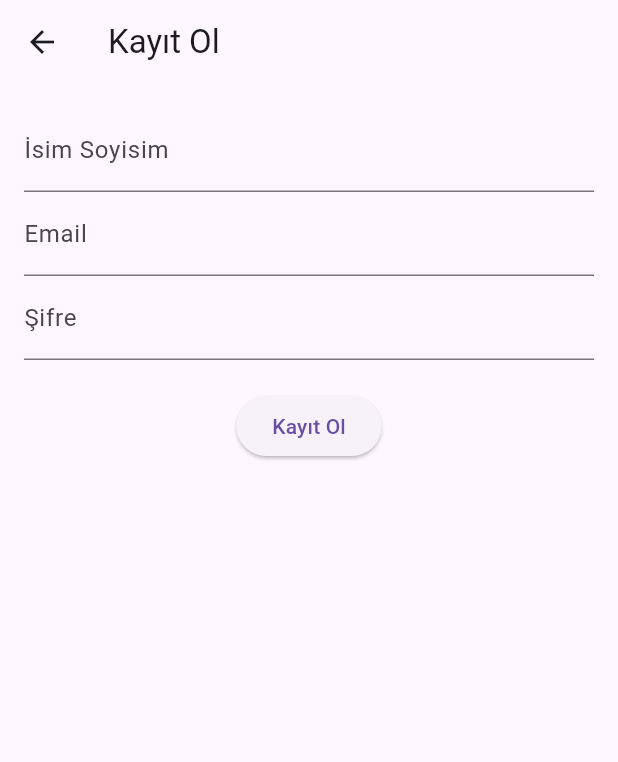
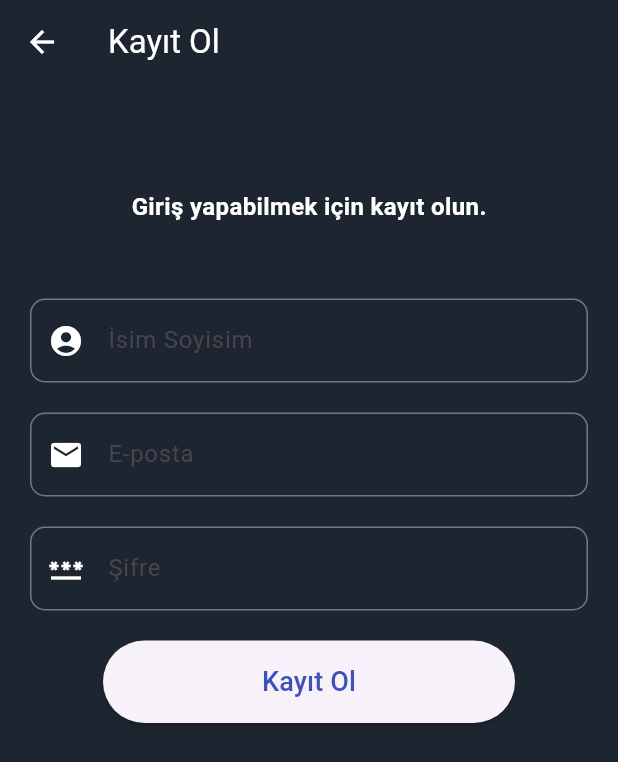
Before and after one commit to ozcann159/TodoApp, a Flutter app: the screen it shows after launch, after a tap on "Kayıt Ol", on a phone screen of 412 x 824 dp. Shown: the top 762 px of the screen. Run offline on Flutter 3.47's test engine with Material 3 defaults, Android fonts, the phone set to English and light mode, and no system bars; our stand-ins replace cloud_firestore, firebase_auth, firebase_core, get; accounts and stored records are empty.

Commit message:
login_page and register_page UI editing

```diff
--- a/lib/pages/login_page.dart
+++ b/lib/pages/login_page.dart
@@ -41,7 +41,7 @@ class _LoginPageState extends State<LoginPage> {
       ),
       body: SingleChildScrollView(
         child: Padding(
-          padding: const EdgeInsets.all(16.0),
+          padding: const EdgeInsets.all(20.0),
           child: Column(
             children: [
               const SizedBox(height: 50),
@@ -59,7 +59,7 @@ class _LoginPageState extends State<LoginPage> {
                     fontWeight: FontWeight.bold,
                     color: Colors.white),
               ),
-              SizedBox(height: 30),
+              SizedBox(height: 50.0),
               Form(
                 key: _formKey,
                 child: Column(
--- a/lib/pages/register_page.dart
+++ b/lib/pages/register_page.dart
@@ -45,16 +45,44 @@ class _RegisterPageState extends State<RegisterPage> {
   @override
   Widget build(BuildContext context) {
     return Scaffold(
-      appBar: AppBar(title: Text('Kayıt Ol')),
-      body: Padding(
-        padding: EdgeInsets.all(16.0),
-        child: Form(
+      backgroundColor: const Color(0xFF1d2630),
+      appBar: AppBar(
+        title: Text('Kayıt Ol'),
+        backgroundColor: const Color(0xFF1d2630),
+        foregroundColor: Colors.white,
+      ),
+      body: SingleChildScrollView(
+        child: Padding(
+          padding: EdgeInsets.all(20.0),
+          child: Column(
+            children: [
+              SizedBox(height: 50),
+              Text(
+                "Giriş yapabilmek için kayıt olun.",
+                style: TextStyle(
+                    fontSize: 16,
+                    fontWeight: FontWeight.bold,
+                    color: Colors.white),
+              ),
+              SizedBox(height: 50.0),
+              Form(
                 key: _formKey,
                 child: Column(
                   children: [
                     TextFormField(
                       controller: _nameController,
-                decoration: InputDecoration(labelText: 'İsim Soyisim'),
+                      decoration: InputDecoration(
+                          prefixIcon: Icon(
+                            Icons.account_circle,
+                            color: Colors.white,
+                          ),
+                          labelText: 'İsim Soyisim',
+                          focusedBorder: OutlineInputBorder(
+                            borderRadius: BorderRadius.circular(10),
+                            borderSide: const BorderSide(color: Colors.white60),
+                          ),
+                          border: OutlineInputBorder(
+                              borderRadius: BorderRadius.circular(10))),
                       validator: (value) {
                         if (value == null || value.isEmpty) {
                           return 'İsim soyisim gerekli';
@@ -62,9 +90,21 @@ class _RegisterPageState extends State<RegisterPage> {
                         return null;
                       },
                     ),
+                    SizedBox(height: 20),
                     TextFormField(
                       controller: _emailController,
-                decoration: InputDecoration(labelText: 'Email'),
+                      decoration: InputDecoration(
+                          prefixIcon: Icon(
+                            Icons.email,
+                            color: Colors.white,
+                          ),
+                          labelText: 'E-posta',
+                          focusedBorder: OutlineInputBorder(
+                            borderRadius: BorderRadius.circular(10),
+                            borderSide: const BorderSide(color: Colors.white60),
+                          ),
+                          border: OutlineInputBorder(
+                              borderRadius: BorderRadius.circular(10))),
                       validator: (value) {
                         if (value == null || value.isEmpty) {
                           return 'Email gerekli';
@@ -72,9 +112,21 @@ class _RegisterPageState extends State<RegisterPage> {
                         return null;
                       },
                     ),
+                    SizedBox(height: 20),
                     TextFormField(
                       controller: _passwordController,
-                decoration: InputDecoration(labelText: 'Şifre'),
+                      decoration: InputDecoration(
+                          prefixIcon: Icon(
+                            Icons.password,
+                            color: Colors.white,
+                          ),
+                          labelText: 'Şifre',
+                          focusedBorder: OutlineInputBorder(
+                            borderRadius: BorderRadius.circular(10),
+                            borderSide: const BorderSide(color: Colors.white60),
+                          ),
+                          border: OutlineInputBorder(
+                              borderRadius: BorderRadius.circular(10))),
                       obscureText: true,
                       validator: (value) {
                         if (value == null || value.length < 6) {
@@ -84,9 +136,19 @@ class _RegisterPageState extends State<RegisterPage> {
                       },
                     ),
                     SizedBox(height: 20),
-              ElevatedButton(
+                    SizedBox(
+                      height: 55,
+                      width: MediaQuery.of(context).size.width / 1.5,
+                      child: ElevatedButton(
                         onPressed: _register,
-                child: Text('Kayıt Ol'),
+                        child: Text(
+                          'Kayıt Ol',
+                          style: TextStyle(color: Colors.indigo, fontSize: 18),
+                        ),
+                      ),
+                    ),
+                  ],
+                ),
               ),
             ],
           ),
```
Lines whose indentation alone changed are shown as unchanged.
